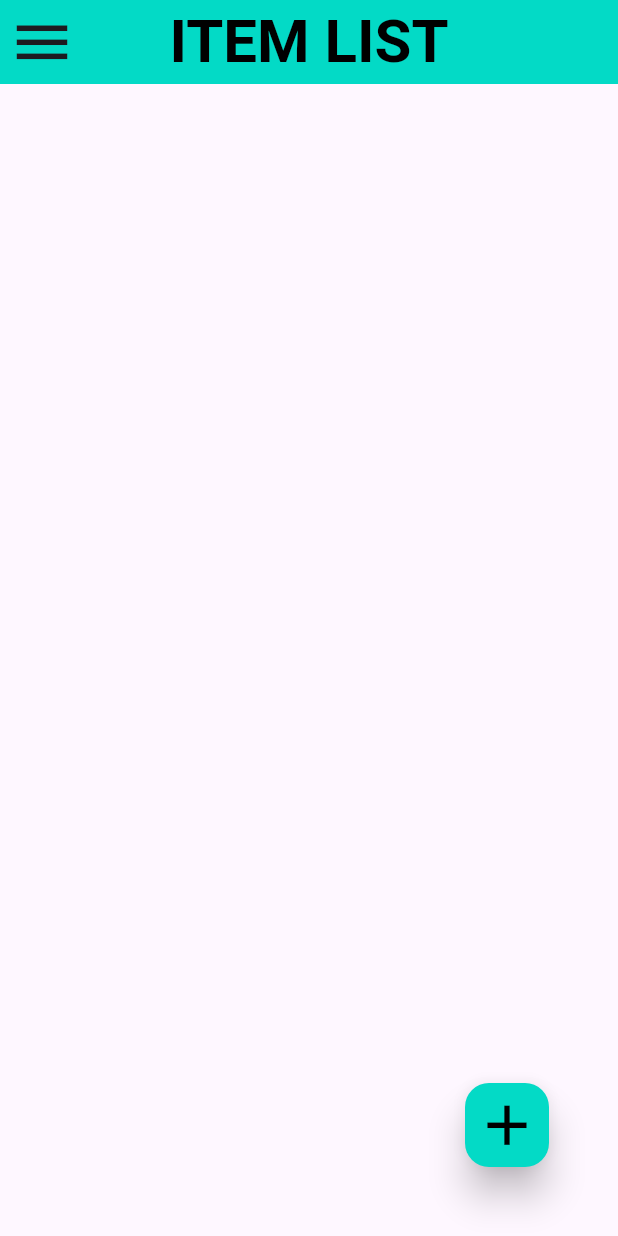
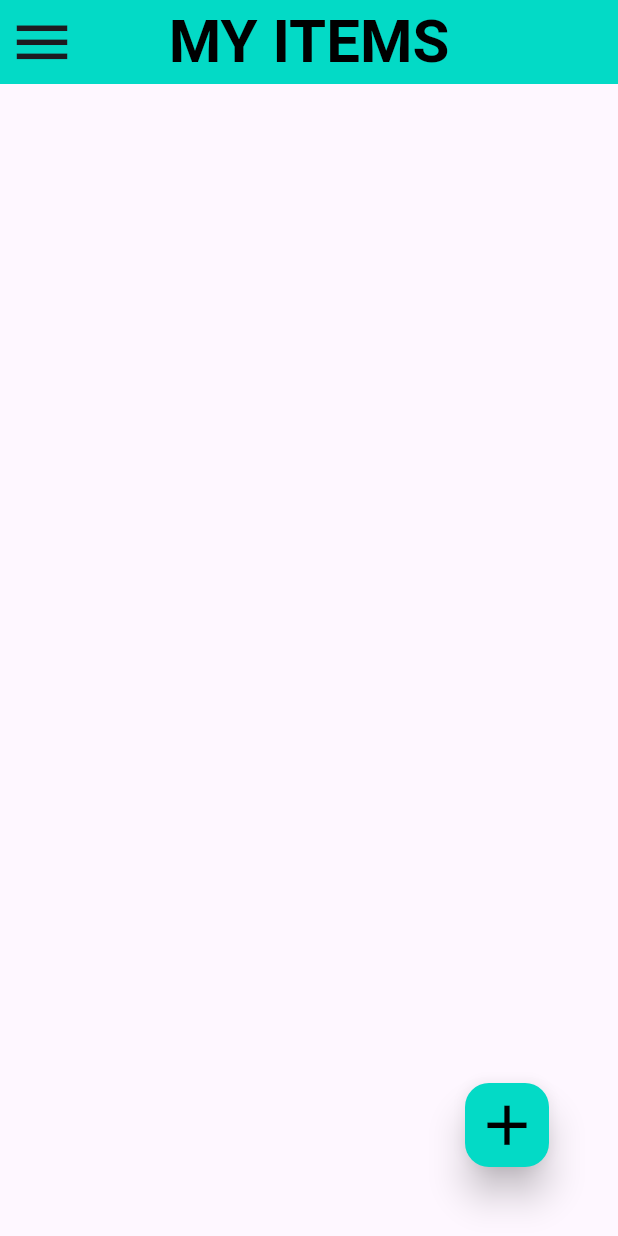
Before and after one commit to asithan42/simple_item_list_app, a Flutter app: the screen it shows after launch, on a phone screen of 412 x 824 dp. Run offline on Flutter 3.47's test engine with Material 3 defaults, Android fonts, the phone set to English and light mode, and no system bars; our stand-ins replace lottie.

Commit message:
simple change done.

```diff
--- a/lib/screens/home_screen.dart
+++ b/lib/screens/home_screen.dart
@@ -16,7 +16,7 @@ class HomeScreen extends StatelessWidget {
     return Scaffold(
       appBar: AppBar(
         title: const Text(
-          'ITEM LIST',
+          'MY ITEMS',
           style: TextStyle(
             fontWeight: FontWeight.bold,
             fontSize: 40,
```
